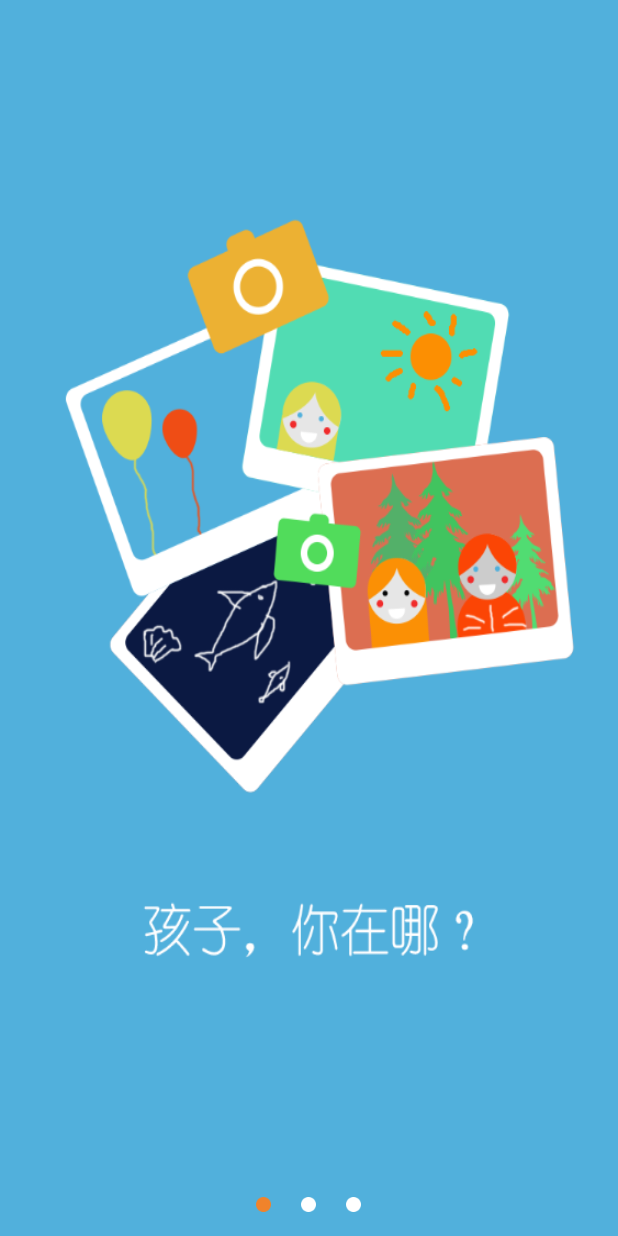
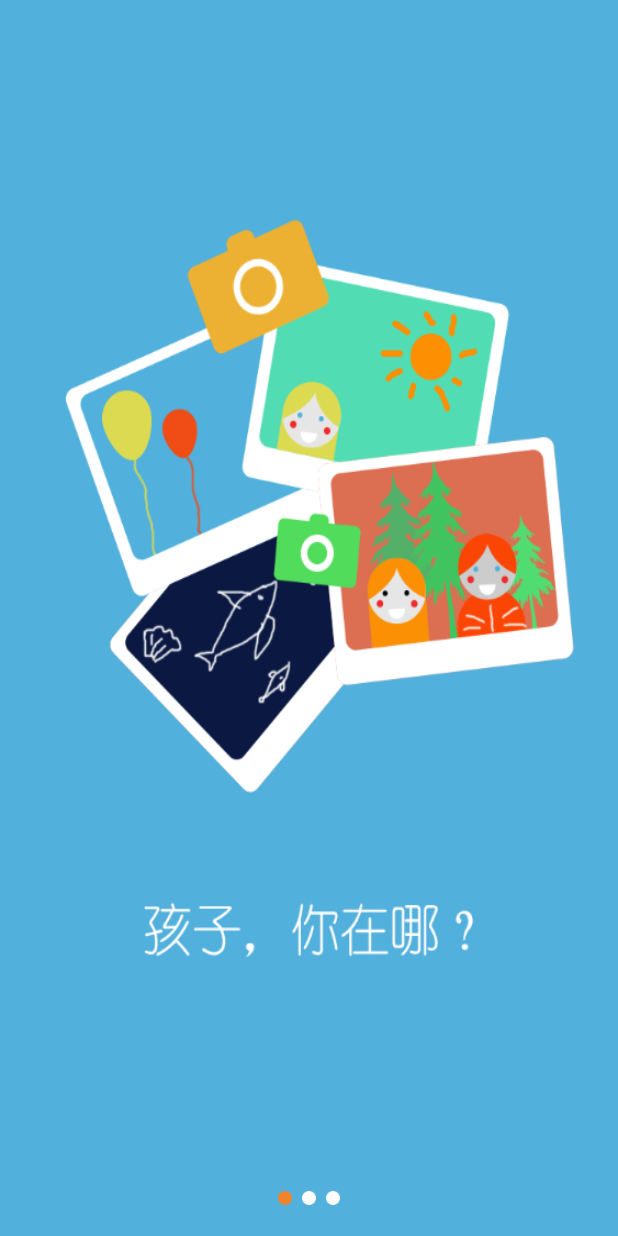
Before and after one commit to menglanlvcongrui/WhereAreYouNow, an Android app: the screen it shows after launch (GuideActivity), on a phone screen of 412 x 824 dp. Run offline under Robolectric (Android 15) with nearby library versions, the phone set to English and light mode, and no system bars.

Commit message:
两个页面

```diff
--- a/app/src/main/java/com/example/administrator/whereareyounow/MainActivity.java
+++ b/app/src/main/java/com/example/administrator/whereareyounow/MainActivity.java
@@ -51,8 +51,6 @@ public class MainActivity extends AppCompatActivity {
         editor.commit();
         if (sp.getInt("index", 0) == 0) {
             startActivity(new Intent(this, GuideActivity.class));
-            editor.putInt("index", 1);
-            editor.commit();
             finish();
             return;
         } else {
--- a/app/src/main/java/com/example/administrator/whereareyounow/activity/GuideActivity.java
+++ b/app/src/main/java/com/example/administrator/whereareyounow/activity/GuideActivity.java
@@ -1,20 +1,21 @@
 package com.example.administrator.whereareyounow.activity;
 
-import android.support.v4.view.PagerAdapter;
+import android.os.Bundle;
+import android.support.v4.app.Fragment;
+import android.support.v4.app.FragmentActivity;
 import android.support.v4.view.ViewPager;
-import android.support.v7.app.AppCompatActivity;
-import android.os.Bundle;
 import android.view.View;
-import android.view.ViewGroup;
-import android.widget.ImageView;
-import android.widget.LinearLayout;
-import android.widget.Toast;
 
 import com.example.administrator.whereareyounow.R;
+import com.example.administrator.whereareyounow.adapter.ViewPagerAdapter;
+import com.example.administrator.whereareyounow.fragment.Fragment1;
+import com.example.administrator.whereareyounow.fragment.Fragment2;
+import com.example.administrator.whereareyounow.fragment.Fragment3;
 
 import java.util.ArrayList;
+import java.util.List;
 
-public class GuideActivity extends AppCompatActivity {
+public class GuideActivity extends FragmentActivity {
 
     int[] imgs = {
             R.drawable.guide1,
@@ -22,146 +23,50 @@ public class GuideActivity extends AppCompatActivity {
             R.drawable.guide3,
 
     };
-    private LinearLayout containBottom;
-    private Runnable r;
-    private boolean flag = false;
+    private List<View> listImg;
     ViewPager pager;
-    ArrayList<ImageView> list = new ArrayList<ImageView>();
-    android.os.Handler handler = new android.os.Handler();
     @Override
     protected void onCreate(Bundle savedInstanceState) {
         super.onCreate(savedInstanceState);
         setContentView(R.layout.activity_guide);
-        pager = (ViewPager)findViewById(R.id.pager);
-        containBottom=(LinearLayout)findViewById(R.id.bottom_container);
-// initView();
-        initData();
-        initXiaoYuanDian();
-        pager.setAdapter(new MyPagerAdapter());
+        pager = (ViewPager)findViewById(R.id.viewpager);
+        pager.setAdapter(new ViewPagerAdapter(getSupportFragmentManager(), showView()));
+        listImg = new ArrayList<View>();
+        listImg.add(findViewById(R.id.y1));
+        listImg.add(findViewById(R.id.y2));
+        listImg.add(findViewById(R.id.y3));
+        pager.setOnPageChangeListener(showPageChange);
+    }
+    ViewPager.OnPageChangeListener showPageChange = new ViewPager.OnPageChangeListener() {
 
-//默认选中指定条目，即设置支持ViewPager初始显示时既可以向右滑动
-//       pager.setCurrentItem(200);
-
-//让它自己动起来，实现广告播放
-//       r = new Runnable() {
-//            @Override
-//            public void run() {
-//                pager.setCurrentItem(pager.getCurrentItem() + 1);
-//                handler.postDelayed(this, 1000);
-//            }
-//        };
-//        handler.postDelayed(r, 3000);
-
-        pager.setOnPageChangeListener(new ViewPager.OnPageChangeListener() {
-
-            //对小圆点进行设置
-            @Override
-            public void onPageSelected(int arg0) {
-                for (int i = 0; i < list.size(); i++) {
-// 可以实现小圆点的切换
-                    // 通过container容器和下标position,找到指定的ImageView,修改他的图片就可以了
-                    ImageView iv = (ImageView) containBottom.getChildAt(i);
-                    if(i == arg0%list.size()){
-                        iv.setImageResource(R.drawable.guide_yellow); //选中的图片
-                    }else {
-//其他ImageView都是默认的小圆点
-                        iv.setImageResource(R.drawable.guide_white);
-                    }
+        @Override
+        public void onPageSelected(int arg0) {
+            for (int i = 0; i < listImg.size(); i++) {
+                if (i == arg0) {
+                    listImg.get(arg0).setBackgroundResource(R.drawable.guide_yellow);
+                } else {
+                    listImg.get(i).setBackgroundResource(R.drawable.guide_white);
                 }
             }
-            @Override
-            public void onPageScrolled(int position, float positionOffset, int positionOffsetPixels) {
-
-            }
-            //强制停止图片的自动切换，也就是停止handler的调用
-            @Override
-            public void onPageScrollStateChanged(int arg0) {
-                switch (arg0) {
-                    case ViewPager.SCROLL_STATE_DRAGGING:
-//强制停止图片的自动切换，也就是停止handler的调用
-                        handler.removeCallbacks(r);
-                        flag = true;
-                        break;
-                    case ViewPager.SCROLL_STATE_IDLE:
-                        if (flag) {
-                            handler.postDelayed(r, 3000);
-                            flag = false;
-                        }
-                        break;
-                }
-            }
-        });
-    }
-/*private void initView() {
-        //初始化ViewPager
-        //将ViewPager的高度设置为屏幕高度的1/4
-        int screenH = getResources().getDisplayMetrics().heightPixels;
-        *//*
-       * 通过设置控件的布局参数对象设置viewpager的宽高信息。也可以直接在布局里设定viewpager的高度
-       * *//*
-        pager.setLayoutParams(new RelativeLayout.LayoutParams(ViewPager.LayoutParams.MATCH_PARENT, screenH / 4));
-    }*/
-
-    private void initData() {
-        for (int i = 0; i < imgs.length; i++) {
-            ImageView iv = new ImageView(this);
-            iv.setImageResource(imgs[i]);
-            iv.setScaleType(ImageView.ScaleType.FIT_XY);
-            list.add(iv);
-        }
-    }
-    private void initXiaoYuanDian() {
-        for (int i = 0; i < imgs.length; i++) {
-            ImageView iv2 = new ImageView(this);
-            LinearLayout.LayoutParams lp = new LinearLayout.LayoutParams(ViewGroup.LayoutParams.WRAP_CONTENT, ViewGroup.LayoutParams.WRAP_CONTENT);
-            iv2.setLayoutParams(lp);
-//设置图片源 (默认没有选中的图片,初始化时候第一张图片对应的小圆点是details_like_click_icon)
-            if(i == 0){
-//构建第一个ImageView的时候选用dot_0的图片
-                iv2.setImageResource(R.drawable.guide_yellow);
-            }else {
-//构建后续ImageView使用details_like_icon的图片
-//小圆点的距离
-                lp.setMargins(30,0,0,0);
-                iv2.setImageResource(R.drawable.guide_white);
-            }
-//添加到容器中
-            containBottom.addView(iv2);
-        }
-    }
-
-    class MyPagerAdapter extends PagerAdapter {
-
-        @Override
-        public int getCount() {
-
-            return imgs.length;
         }
 
         @Override
-        public boolean isViewFromObject(View arg0, Object arg1) {
+        public void onPageScrolled(int arg0, float arg1, int arg2) {
+            // TODO Auto-generated method stub
 
-            return arg0 == arg1;
-        }
-
-        //对图片进行监听
-        @Override
-        public Object instantiateItem(ViewGroup container, final int position) {
-
-            View v = list.get(position %list.size());
-            v.setOnClickListener(new View.OnClickListener() {
-                @Override
-                public void onClick(View v) {
-                //    Toast.makeText(GuideActivity.this, "图片被监听了" + position, Toast.LENGTH_SHORT).show();
-                }
-            });
-            container.addView(v);
-            return v;
         }
 
         @Override
-        public void destroyItem(ViewGroup container, int position, Object object) {
-            container.removeView((View) object);
+        public void onPageScrollStateChanged(int arg0) {
+            // TODO Auto-generated method stub
+
         }
+    };
+    private List<Fragment> showView() {
+        List<Fragment> listView = new ArrayList<Fragment>();
+        listView.add(new Fragment1());
+        listView.add(new Fragment2());
+        listView.add(new Fragment3());
+        return listView;
     }
 }
--- /dev/null
+++ b/app/src/main/java/com/example/administrator/whereareyounow/adapter/ViewPagerAdapter.java
@@ -0,0 +1,32 @@
+package com.example.administrator.whereareyounow.adapter;
+
+
+import android.support.v4.app.Fragment;
+import android.support.v4.app.FragmentManager;
+import android.support.v4.app.FragmentPagerAdapter;
+
+import java.util.List;
+
+public class ViewPagerAdapter extends FragmentPagerAdapter {
+
+	List<Fragment> fragmentList;
+	public ViewPagerAdapter(FragmentManager fm) {
+		super(fm);
+	}
+	public ViewPagerAdapter(FragmentManager fm, List<Fragment> listFragment) {
+		super(fm);
+		this.fragmentList=listFragment;
+
+	}
+
+	@Override
+	public Fragment getItem(int arg0) {
+		return fragmentList.get(arg0);
+	}
+
+	@Override
+	public int getCount() {
+		return fragmentList.size();
+	}
+
+}
--- /dev/null
+++ b/app/src/main/java/com/example/administrator/whereareyounow/fragment/Fragment1.java
@@ -0,0 +1,34 @@
+package com.example.administrator.whereareyounow.fragment;
+
+import android.os.Bundle;
+import android.support.v4.app.Fragment;
+import android.view.LayoutInflater;
+import android.view.View;
+import android.view.ViewGroup;
+import android.widget.RelativeLayout;
+
+import com.example.administrator.whereareyounow.R;
+
+/**
+ * Created by zq on 2016/11/12.
+ */
+
+public class Fragment1 extends Fragment {
+    private View view;
+    private RelativeLayout mRelativeLayout;
+
+
+    @Override
+    public View onCreateView(LayoutInflater inflater, ViewGroup container, Bundle savedInstanceState) {
+        return inflater.inflate(R.layout.fragment, container, false);
+    }
+    @Override
+    public void onActivityCreated(Bundle savedInstanceState) {
+        super.onActivityCreated(savedInstanceState);
+        view=getView();
+        initView();
+    }
+    private void initView() {
+        mRelativeLayout= (RelativeLayout) view.findViewById(R.id.fragment_background);
+    }
+}
--- /dev/null
+++ b/app/src/main/java/com/example/administrator/whereareyounow/fragment/Fragment2.java
@@ -0,0 +1,35 @@
+package com.example.administrator.whereareyounow.fragment;
+
+import android.os.Bundle;
+import android.support.v4.app.Fragment;
+import android.view.LayoutInflater;
+import android.view.View;
+import android.view.ViewGroup;
+import android.widget.RelativeLayout;
+import com.example.administrator.whereareyounow.R;
+
+/**
+ * Created by zq on 2016/11/12.
+ */
+
+
+public class Fragment2 extends Fragment {
+    private View view;
+    private RelativeLayout mRelativeLayout;
+
+
+    @Override
+    public View onCreateView(LayoutInflater inflater, ViewGroup container, Bundle savedInstanceState) {
+        return inflater.inflate(R.layout.fragment, container, false);
+    }
+    @Override
+    public void onActivityCreated(Bundle savedInstanceState) {
+        super.onActivityCreated(savedInstanceState);
+        view=getView();
+        initView();
+    }
+    private void initView() {
+        mRelativeLayout= (RelativeLayout) view.findViewById(R.id.fragment_background);
+        mRelativeLayout.setBackgroundResource(R.drawable.guide2);
+    }
+}
--- a/app/src/main/res/layout/activity_guide.xml
+++ b/app/src/main/res/layout/activity_guide.xml
@@ -5,20 +5,46 @@
     android:layout_width="match_parent"
     android:layout_height="match_parent"
     tools:context="com.example.administrator.whereareyounow.activity.GuideActivity">
-    <android.support.v4.view.ViewPager
-        android:layout_width="match_parent"
-        android:layout_height="match_parent"
-        android:id="@+id/pager" />
-    <!-- 底部构建LinearLayout容器,里面放置小圆点 -->
-    <LinearLayout
-        android:id="@+id/bottom_container"
+    <FrameLayout
+        android:id="@+id/frame"
         android:layout_width="match_parent"
         android:layout_height="wrap_content"
-        android:layout_gravity="bottom"
-        android:layout_marginBottom="16dp"
-        android:gravity="center"
-        android:orientation="horizontal"
-        >
-        <!-- 内部的小圆点动态代码添加,根据实际的图片源 -->
-    </LinearLayout>
+        android:background="#abcdef" >
+
+        <android.support.v4.view.ViewPager
+            android:id="@+id/viewpager"
+            android:layout_width="match_parent"
+            android:layout_height="match_parent" />
+
+        <LinearLayout
+            android:layout_width="match_parent"
+            android:layout_height="50dp"
+            android:layout_gravity="bottom"
+            android:gravity="center" >
+
+            <View
+                android:id="@+id/y1"
+                android:layout_width="9dip"
+                android:layout_height="9dip"
+                android:layout_marginLeft="3dip"
+                android:layout_marginRight="3dip"
+                android:background="@drawable/guide_yellow" />
+
+            <View
+                android:id="@+id/y2"
+                android:layout_width="9dip"
+                android:layout_height="9dip"
+                android:layout_marginLeft="3dip"
+                android:layout_marginRight="3dip"
+                android:background="@drawable/guide_white" />
+
+            <View
+                android:id="@+id/y3"
+                android:layout_width="9dip"
+                android:layout_height="9dip"
+                android:layout_marginLeft="3dip"
+                android:layout_marginRight="3dip"
+                android:background="@drawable/guide_white" />
+        </LinearLayout>
+    </FrameLayout>
 </FrameLayout>
--- /dev/null
+++ b/app/src/main/res/layout/fragment.xml
@@ -0,0 +1,23 @@
+<?xml version="1.0" encoding="utf-8"?>
+<RelativeLayout xmlns:android="http://schemas.android.com/apk/res/android"
+    android:layout_width="match_parent"
+    android:layout_height="match_parent"
+    android:id="@+id/fragment_background"
+    android:background="@drawable/guide1"
+    >
+    <TextView
+        android:id="@+id/fragment_text"
+        android:layout_width="166dp"
+        android:layout_height="32dp"
+        android:layout_alignParentBottom="true"
+        android:layout_centerHorizontal="true"
+        android:layout_marginBottom="15dp"
+        android:gravity="center"
+        android:text="立即进入"
+        android:textColor="@android:color/white"
+        android:background="@color/white"
+        android:textSize="14sp"
+        android:visibility="gone"
+        />
+
+</RelativeLayout>
--- a/app/src/main/res/layout/item_chat.xml
+++ b/app/src/main/res/layout/item_chat.xml
@@ -25,7 +25,7 @@
             android:layout_height="45dp"
             android:layout_gravity="center"
             android:layout_margin="10dp"
-            android:background="#bddff7"
+            android:background="@drawable/chat01_bg"
             android:gravity="center"
             android:padding="10dp"
             android:text="112s1dd" />
@@ -45,7 +45,7 @@
             android:layout_height="45dp"
             android:layout_gravity="center"
             android:layout_margin="10dp"
-            android:background="#bddff7"
+            android:background="@drawable/chat02_bg"
             android:gravity="center"
             android:padding="10dp"
             android:text="但少点" />
```
Also changed, not shown: app/src/main/java/com/example/administrator/whereareyounow/activity/ChatActivity.java (+10 -2 lines), app/src/main/java/com/example/administrator/whereareyounow/fragment/Fragment3.java (added, +59 -0 lines), app/src/main/res/drawable-xhdpi/chat01_bg.png (added), app/src/main/res/drawable-xhdpi/chat02_bg.png (added).
